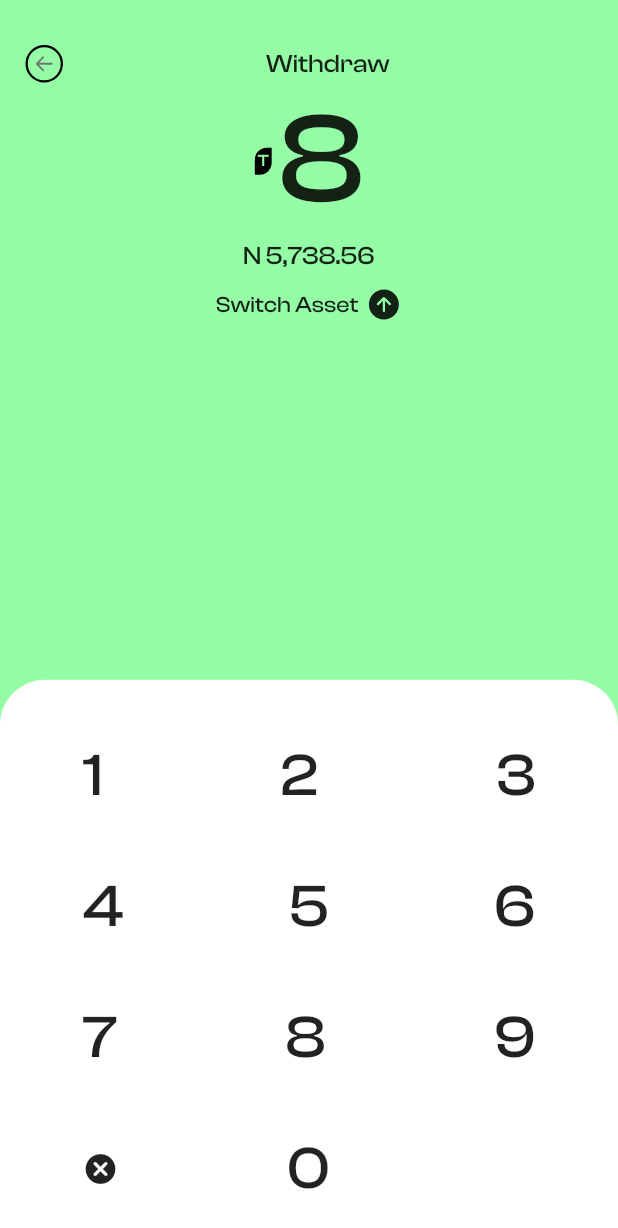
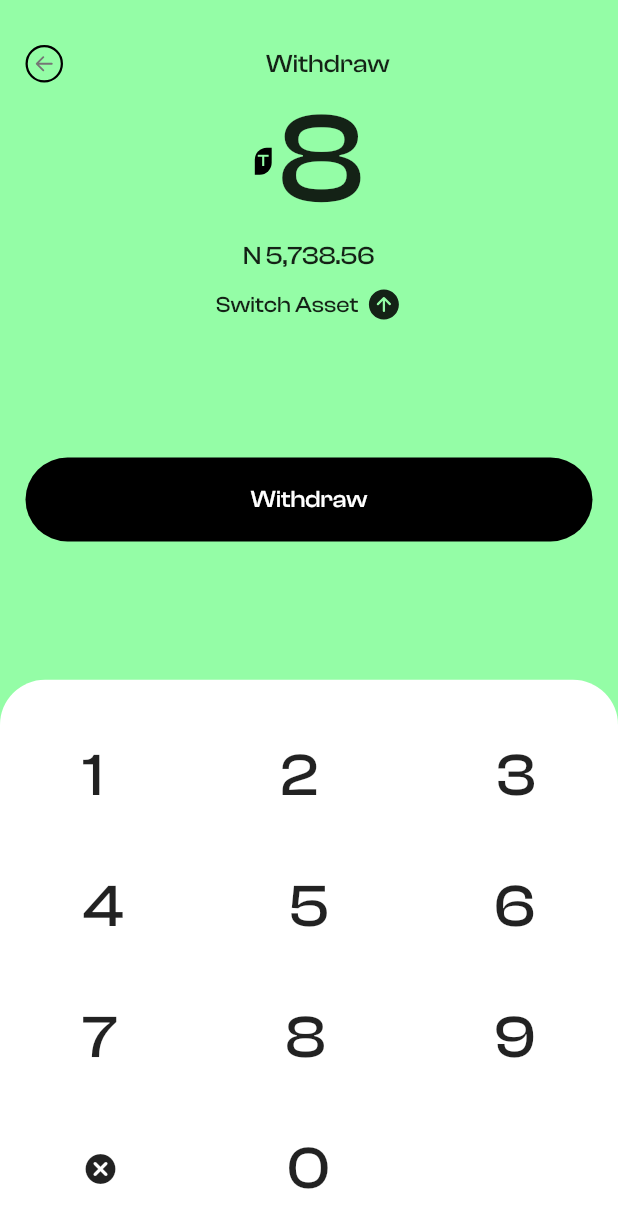
Before and after one commit to ProsperChihimba/flip-clone, a Flutter app: the SendMoney screen opened directly, on a phone screen of 412 x 824 dp. Shown: the top 1228 px of the screen. Run offline on Flutter 3.47's test engine with Material 2 defaults, Android fonts, the phone set to English and light mode, and no system bars; our stand-ins replace fluentui_icons, gap, get.

Commit message:
Add: withdraw button

```diff
--- a/lib/pages/send/index.dart
+++ b/lib/pages/send/index.dart
@@ -33,6 +33,27 @@ class _SendMoneyState extends State<SendMoney> {
 
             // Balance view
             const BalanceSelection(),
+
+            // Withdraw button
+            Gap(AppLayout.getHeight(90)),
+            Container(
+              padding: EdgeInsets.symmetric(vertical: AppLayout.getHeight(18)),
+              //
+              decoration: BoxDecoration(
+                color: Colors.black,
+                borderRadius: BorderRadius.circular(30),
+              ),
+
+              child: Text(
+                "Withdraw",
+                textAlign: TextAlign.center,
+                style: TextStyle(
+                  fontWeight: FontWeight.w500,
+                  color: Colors.white,
+                  fontSize: AppLayout.getHeight(16),
+                ),
+              ),
+            ),
           ],
         ),
       ),
```
